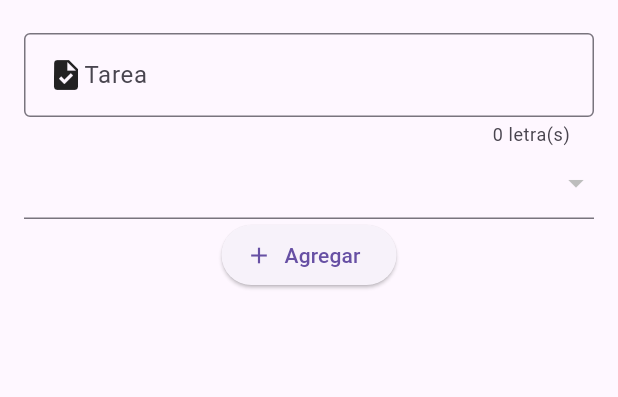
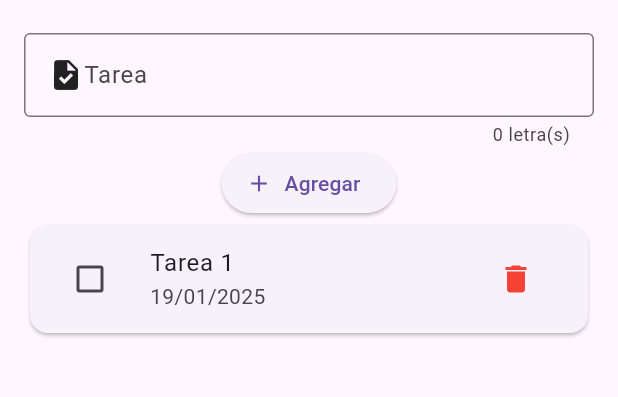
Before and after one commit to paulocrr/lista_de_tareas, a Flutter app: the screen it shows after launch, on a phone screen of 412 x 824 dp, the part 63-460 px from its top. Run offline on Flutter 3.47's test engine with Material 3 defaults, Android fonts, the phone set to English and light mode, and no system bars.

Commit message:
feat: Se agrego el widget de item de tarea

```diff
--- a/lib/screens/pagina_principal.dart
+++ b/lib/screens/pagina_principal.dart
@@ -1,5 +1,6 @@
 import 'package:flutter/material.dart';
 import 'package:lista_de_tareas/ui/agregar_tarea.dart';
+import 'package:lista_de_tareas/ui/item_de_tarea.dart';
 
 class PaginaPrincipal extends StatelessWidget {
   const PaginaPrincipal({
@@ -14,7 +15,16 @@ class PaginaPrincipal extends StatelessWidget {
       ),
       body: Padding(
         padding: const EdgeInsets.symmetric(vertical: 8, horizontal: 16),
-        child: AgregarTarea(),
+        child: Column(
+          children: [
+            AgregarTarea(),
+            Expanded(
+              child: ListView(
+                children: [ItemDeTarea()],
+              ),
+            ),
+          ],
+        ),
       ),
     );
   }
--- a/lib/ui/agregar_tarea.dart
+++ b/lib/ui/agregar_tarea.dart
@@ -1,5 +1,4 @@
 import 'package:flutter/material.dart';
-import 'package:form_field_validator/form_field_validator.dart';
 
 class AgregarTarea extends StatefulWidget {
   const AgregarTarea({
@@ -11,10 +10,9 @@ class AgregarTarea extends StatefulWidget {
 }
 
 class _AgregarTareaState extends State<AgregarTarea> {
-  var textoActual = '';
-  var longitudDelTexto = 0;
   final idForm = GlobalKey<FormState>();
-  var itemsAMostrar = <DropdownMenuItem<int>>[];
+  final textEditingController = TextEditingController();
+
   @override
   Widget build(BuildContext context) {
     return Form(
@@ -22,15 +20,16 @@ class _AgregarTareaState extends State<AgregarTarea> {
       child: Column(
         children: [
           TextFormField(
+            controller: textEditingController,
             validator: (value) {
-              if (double.tryParse(value!) == null) {
-                return 'No es un entero valido';
+              if (value?.isEmpty == true || value == null) {
+                return 'Este campo no puede estar vacio';
               } else {
                 return null;
               }
             },
             decoration: InputDecoration(
-              counterText: '$longitudDelTexto letra(s)',
+              counterText: '${textEditingController.text.length} letra(s)',
               border: OutlineInputBorder(),
               label: Row(
                 mainAxisSize: MainAxisSize.min,
@@ -41,36 +40,13 @@ class _AgregarTareaState extends State<AgregarTarea> {
               ),
             ),
             onChanged: (nuevoTexto) {
-              setState(() {
-                textoActual = nuevoTexto;
-                longitudDelTexto = textoActual.length;
-                if (textoActual == 'frutas') {
-                  itemsAMostrar = [
-                    DropdownMenuItem(value: 1, child: Text('Manzana')),
-                    DropdownMenuItem(value: 2, child: Text('Pera')),
-                    DropdownMenuItem(value: 3, child: Text('Uva')),
-                  ];
-                }
-              });
-            },
-          ),
-          DropdownButtonFormField(
-            items: itemsAMostrar,
-            onChanged: (nuevoNumero) {
-              print(nuevoNumero);
-            },
-            validator: (value) {
-              print(value);
-              if (value == null) {
-                return 'Seleccionar esto es obligatorio';
-              }
-
-              return null;
+              setState(() {});
             },
           ),
           ElevatedButton.icon(
             onPressed: () {
               final formularioValido = idForm.currentState?.validate() ?? false;
+              print(textEditingController.text);
             },
             label: Text('Agregar'),
             icon: Icon(Icons.add),
--- /dev/null
+++ b/lib/ui/item_de_tarea.dart
@@ -0,0 +1,47 @@
+import 'package:flutter/material.dart';
+
+class ItemDeTarea extends StatefulWidget {
+  const ItemDeTarea({
+    super.key,
+  });
+
+  @override
+  State<ItemDeTarea> createState() => _ItemDeTareaState();
+}
+
+class _ItemDeTareaState extends State<ItemDeTarea> {
+  var estaMarcado = false;
+  @override
+  Widget build(BuildContext context) {
+    return Card(
+      child: ListTile(
+        leading: Checkbox(
+          value: estaMarcado,
+          activeColor: Colors.red,
+          onChanged: (value) {
+            setState(() {
+              estaMarcado = value ?? false;
+            });
+          },
+        ),
+        title: Text(
+          'Tarea 1',
+          style: TextStyle(
+            decoration: estaMarcado == true
+                ? TextDecoration.lineThrough
+                : TextDecoration.none,
+            decorationColor: Colors.blue,
+          ),
+        ),
+        subtitle: Text('19/01/2025'),
+        trailing: IconButton(
+          onPressed: () {},
+          icon: Icon(
+            Icons.delete,
+            color: Colors.red,
+          ),
+        ),
+      ),
+    );
+  }
+}
```
